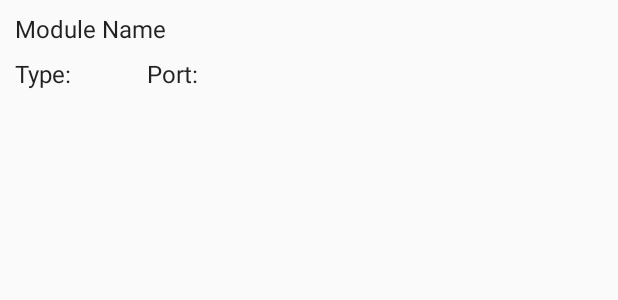
After one commit to mads256c/AirballoonController, an Android app: the layout module_item.xml on its own in the app's theme, with its tools: preview values and no code run, on a phone screen of 412 x 824 dp. The commit adds this screen. Shown: the top 300 px of the screen. Run offline under Robolectric (Android 15) with nearby library versions, the phone set to English and light mode, and no system bars.

Commit message:
add module virker måske

```diff
--- a/app/src/main/java/com/aatg/elev/airballooncontroller/Module.java
+++ b/app/src/main/java/com/aatg/elev/airballooncontroller/Module.java
@@ -1,9 +1,9 @@
 package com.aatg.elev.bluetoothdebugger;
 
 public final class Module {
-    public String name = "Dummy module";
-    public String type = "Dummy type";
-    public int port = 0;
+    public String name;
+    public String type;
+    public int port;
 
     public Module(String name, String type, int port) {
         this.name = name;
--- a/app/src/main/res/layout/fragment_add_view.xml
+++ b/app/src/main/res/layout/fragment_add_view.xml
@@ -46,6 +46,7 @@
             android:text="Tilføj" />
 
         <android.support.v7.widget.RecyclerView
+            android:id="@+id/module_viewer"
             android:layout_width="match_parent"
             android:layout_height="match_parent" />
 
--- /dev/null
+++ b/app/src/main/res/layout/module_item.xml
@@ -0,0 +1,44 @@
+<?xml version="1.0" encoding="utf-8"?>
+<LinearLayout xmlns:android="http://schemas.android.com/apk/res/android"
+    android:layout_width="match_parent"
+    android:layout_height="wrap_content"
+    android:orientation="horizontal">
+    <LinearLayout
+        android:layout_width="0dp"
+        android:layout_height="wrap_content"
+        android:layout_weight="1"
+        android:layout_marginLeft="10dp"
+        android:orientation="vertical">
+
+        <TextView
+            android:id="@+id/module_name_item"
+            android:layout_width="wrap_content"
+            android:layout_height="wrap_content"
+            android:layout_marginTop="8dp"
+            android:text="Module Name"
+            android:textAppearance="?attr/textAppearanceListItem" />
+        <LinearLayout
+            android:layout_width="match_parent"
+            android:layout_height="match_parent"
+            android:layout_weight="1"
+            android:orientation="horizontal">
+            <TextView
+            android:id="@+id/module_type_item"
+            android:layout_width="wrap_content"
+            android:layout_height="wrap_content"
+            android:layout_marginTop="8dp"
+            android:text="Type:"
+            android:textAppearance="?attr/textAppearanceListItem" />
+            <TextView
+                android:id="@+id/module_port_item"
+                android:layout_width="wrap_content"
+                android:layout_height="wrap_content"
+                android:layout_marginTop="8dp"
+                android:layout_marginLeft="50dp"
+                android:text="Port:"
+                android:textAppearance="?attr/textAppearanceListItem" />
+
+
+        </LinearLayout>
+    </LinearLayout>
+</LinearLayout>
```
Also changed, not shown: app/src/main/java/com/aatg/elev/airballooncontroller/AddViewFragment.java (+38 -3 lines), app/src/main/java/com/aatg/elev/airballooncontroller/ModuleAdapter.java (added, +54 -0 lines), app/src/main/java/com/aatg/elev/airballooncontroller/ModuleItem.java (added, +26 -0 lines).
